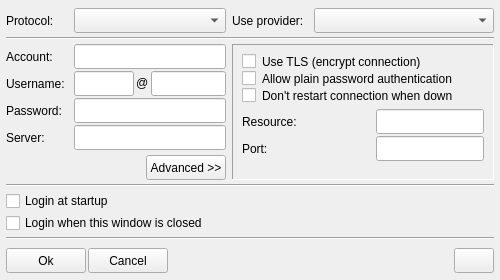
This is share/skins/default/account.ui in itds-consulting/yate as Qt 5 draws it before an edit. The edited form follows.
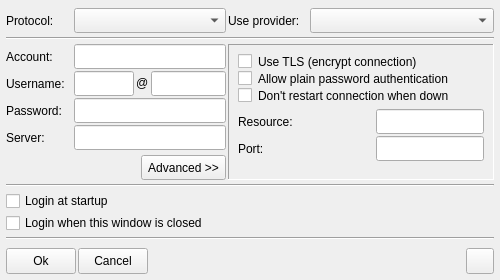
This is the edited form. Icons and pictures are not drawn.

Commit message: Modified the look of buttons and the size of the text displaying on the buttons. Modified layout of the confirm and message windows. Fixes layout issues in the native style on Mac OS X.

The edit to the form file:
```diff
--- a/share/skins/default/account.ui
+++ b/share/skins/default/account.ui
@@ -54,21 +54,6 @@
    </property>
    <item>
     <layout class="QHBoxLayout" >
-     <property name="spacing" >
-      <number>6</number>
-     </property>
-     <property name="leftMargin" >
-      <number>0</number>
-     </property>
-     <property name="topMargin" >
-      <number>0</number>
-     </property>
-     <property name="rightMargin" >
-      <number>0</number>
-     </property>
-     <property name="bottomMargin" >
-      <number>0</number>
-     </property>
      <item>
       <widget class="QFrame" name="frame_protocol" >
        <property name="sizePolicy" >
@@ -185,18 +170,6 @@
        <property name="spacing" >
         <number>2</number>
        </property>
-       <property name="leftMargin" >
-        <number>0</number>
-       </property>
-       <property name="topMargin" >
-        <number>0</number>
-       </property>
-       <property name="rightMargin" >
-        <number>0</number>
-       </property>
-       <property name="bottomMargin" >
-        <number>0</number>
-       </property>
        <item>
         <widget class="QLabel" name="label" >
          <property name="sizePolicy" >
@@ -250,21 +223,6 @@
    </item>
    <item>
     <layout class="QVBoxLayout" >
-     <property name="spacing" >
-      <number>6</number>
-     </property>
-     <property name="leftMargin" >
-      <number>0</number>
-     </property>
-     <property name="topMargin" >
-      <number>0</number>
-     </property>
-     <property name="rightMargin" >
-      <number>0</number>
-     </property>
-     <property name="bottomMargin" >
-      <number>0</number>
-     </property>
      <item>
       <widget class="Line" name="line_3" >
        <property name="orientation" >
@@ -276,21 +234,6 @@
    </item>
    <item>
     <layout class="QHBoxLayout" >
-     <property name="spacing" >
-      <number>6</number>
-     </property>
-     <property name="leftMargin" >
-      <number>0</number>
-     </property>
-     <property name="topMargin" >
-      <number>0</number>
-     </property>
-     <property name="rightMargin" >
-      <number>0</number>
-     </property>
-     <property name="bottomMargin" >
-      <number>0</number>
-     </property>
      <item>
       <widget class="QFrame" name="frame_account" >
        <property name="sizePolicy" >
@@ -338,18 +281,6 @@
           <property name="spacing" >
            <number>2</number>
           </property>
-          <property name="leftMargin" >
-           <number>0</number>
-          </property>
-          <property name="topMargin" >
-           <number>0</number>
-          </property>
-          <property name="rightMargin" >
-           <number>0</number>
-          </property>
-          <property name="bottomMargin" >
-           <number>0</number>
-          </property>
           <item>
            <widget class="QLabel" name="label_3" >
             <property name="sizePolicy" >
@@ -407,18 +338,6 @@
           <property name="spacing" >
            <number>2</number>
           </property>
-          <property name="leftMargin" >
-           <number>0</number>
-          </property>
-          <property name="topMargin" >
-           <number>0</number>
-          </property>
-          <property name="rightMargin" >
-           <number>0</number>
-          </property>
-          <property name="bottomMargin" >
-           <number>0</number>
-          </property>
           <item>
            <widget class="QLabel" name="label_5" >
             <property name="sizePolicy" >
@@ -508,18 +427,6 @@
           <property name="spacing" >
            <number>2</number>
           </property>
-          <property name="leftMargin" >
-           <number>0</number>
-          </property>
-          <property name="topMargin" >
-           <number>0</number>
-          </property>
-          <property name="rightMargin" >
-           <number>0</number>
-          </property>
-          <property name="bottomMargin" >
-           <number>0</number>
-          </property>
           <item>
            <widget class="QLabel" name="label_7" >
             <property name="sizePolicy" >
@@ -577,18 +484,6 @@
           <property name="spacing" >
            <number>2</number>
           </property>
-          <property name="leftMargin" >
-           <number>0</number>
-          </property>
-          <property name="topMargin" >
-           <number>0</number>
-          </property>
-          <property name="rightMargin" >
-           <number>0</number>
-          </property>
-          <property name="bottomMargin" >
-           <number>0</number>
-          </property>
           <item>
            <widget class="QLabel" name="label_4" >
             <property name="sizePolicy" >
@@ -656,18 +551,6 @@
           <property name="spacing" >
            <number>2</number>
           </property>
-          <property name="leftMargin" >
-           <number>0</number>
-          </property>
-          <property name="topMargin" >
-           <number>0</number>
-          </property>
-          <property name="rightMargin" >
-           <number>0</number>
-          </property>
-          <property name="bottomMargin" >
-           <number>0</number>
-          </property>
           <item>
            <spacer>
             <property name="orientation" >
@@ -682,7 +565,7 @@
            </spacer>
           </item>
           <item>
-           <widget class="QPushButton" name="acc_showadvanced" >
+           <widget class="QToolButton" name="acc_showadvanced" >
             <property name="minimumSize" >
              <size>
               <width>80</width>
@@ -698,6 +581,9 @@
             <property name="autoExclusive" >
              <bool>true</bool>
             </property>
+            <property name="toolButtonStyle" >
+             <enum>Qt::ToolButtonTextOnly</enum>
+            </property>
            </widget>
           </item>
          </layout>
@@ -777,21 +663,6 @@
        </widget>
        <widget class="QWidget" name="acc_proto_spec_jabber" >
         <layout class="QVBoxLayout" >
-         <property name="spacing" >
-          <number>6</number>
-         </property>
-         <property name="leftMargin" >
-          <number>9</number>
-         </property>
-         <property name="topMargin" >
-          <number>9</number>
-         </property>
-         <property name="rightMargin" >
-          <number>9</number>
-         </property>
-         <property name="bottomMargin" >
-          <number>9</number>
-         </property>
          <item>
           <widget class="QGroupBox" name="acc_proto_jabber_opt" >
            <property name="minimumSize" >
@@ -851,35 +722,8 @@
            <property name="spacing" >
             <number>2</number>
            </property>
-           <property name="leftMargin" >
-            <number>0</number>
-           </property>
-           <property name="topMargin" >
-            <number>0</number>
-           </property>
-           <property name="rightMargin" >
-            <number>0</number>
-           </property>
-           <property name="bottomMargin" >
-            <number>0</number>
-           </property>
            <item>
             <layout class="QHBoxLayout" >
-             <property name="spacing" >
-              <number>6</number>
-             </property>
-             <property name="leftMargin" >
-              <number>0</number>
-             </property>
-             <property name="topMargin" >
-              <number>0</number>
-             </property>
-             <property name="rightMargin" >
-              <number>0</number>
-             </property>
-             <property name="bottomMargin" >
-              <number>0</number>
-             </property>
              <item>
               <widget class="QLabel" name="label_12" >
                <property name="text" >
@@ -922,21 +766,6 @@
            </item>
            <item>
             <layout class="QHBoxLayout" >
-             <property name="spacing" >
-              <number>6</number>
-             </property>
-             <property name="leftMargin" >
-              <number>0</number>
-             </property>
-             <property name="topMargin" >
-              <number>0</number>
-             </property>
-             <property name="rightMargin" >
-              <number>0</number>
-             </property>
-             <property name="bottomMargin" >
-              <number>0</number>
-             </property>
              <item>
               <widget class="QLabel" name="label_11" >
                <property name="text" >
@@ -1112,21 +941,6 @@
    </item>
    <item>
     <layout class="QVBoxLayout" >
-     <property name="spacing" >
-      <number>6</number>
-     </property>
-     <property name="leftMargin" >
-      <number>0</number>
-     </property>
-     <property name="topMargin" >
-      <number>0</number>
-     </property>
-     <property name="rightMargin" >
-      <number>0</number>
-     </property>
-     <property name="bottomMargin" >
-      <number>0</number>
-     </property>
      <item>
       <widget class="Line" name="line" >
        <property name="orientation" >
@@ -1141,18 +955,6 @@
      <property name="spacing" >
       <number>2</number>
      </property>
-     <property name="leftMargin" >
-      <number>0</number>
-     </property>
-     <property name="topMargin" >
-      <number>0</number>
-     </property>
-     <property name="rightMargin" >
-      <number>0</number>
-     </property>
-     <property name="bottomMargin" >
-      <number>0</number>
-     </property>
      <item>
       <widget class="QCheckBox" name="acc_enabled" >
        <property name="text" >
@@ -1171,21 +973,6 @@
    </item>
    <item>
     <layout class="QVBoxLayout" >
-     <property name="spacing" >
-      <number>6</number>
-     </property>
-     <property name="leftMargin" >
-      <number>0</number>
-     </property>
-     <property name="topMargin" >
-      <number>0</number>
-     </property>
-     <property name="rightMargin" >
-      <number>0</number>
-     </property>
-     <property name="bottomMargin" >
-      <number>0</number>
-     </property>
      <item>
       <widget class="Line" name="line_4" >
        <property name="orientation" >
@@ -1213,17 +1000,17 @@
       <number>0</number>
      </property>
      <item>
-      <widget class="QPushButton" name="acc_accept" >
+      <widget class="QToolButton" name="acc_accept" >
        <property name="minimumSize" >
         <size>
-         <width>0</width>
-         <height>25</height>
+         <width>70</width>
+         <height>26</height>
         </size>
        </property>
        <property name="maximumSize" >
         <size>
          <width>16777215</width>
-         <height>25</height>
+         <height>26</height>
         </size>
        </property>
        <property name="text" >
@@ -1232,20 +1019,23 @@
        <property name="icon" >
         <iconset>ok.png</iconset>
        </property>
+       <property name="toolButtonStyle" >
+        <enum>Qt::ToolButtonTextBesideIcon</enum>
+       </property>
       </widget>
      </item>
      <item>
-      <widget class="QPushButton" name="button_hide" >
+      <widget class="QToolButton" name="button_hide" >
        <property name="minimumSize" >
         <size>
-         <width>0</width>
-         <height>25</height>
+         <width>70</width>
+         <height>26</height>
         </size>
        </property>
        <property name="maximumSize" >
         <size>
          <width>16777215</width>
-         <height>25</height>
+         <height>26</height>
         </size>
        </property>
        <property name="text" >
@@ -1260,6 +1050,9 @@
          <height>20</height>
         </size>
        </property>
+       <property name="toolButtonStyle" >
+        <enum>Qt::ToolButtonTextBesideIcon</enum>
+       </property>
       </widget>
      </item>
      <item>
@@ -1277,21 +1070,6 @@
      </item>
      <item>
       <layout class="QVBoxLayout" >
-       <property name="spacing" >
-        <number>6</number>
-       </property>
-       <property name="leftMargin" >
-        <number>0</number>
-       </property>
-       <property name="topMargin" >
-        <number>0</number>
-       </property>
-       <property name="rightMargin" >
-        <number>0</number>
-       </property>
-       <property name="bottomMargin" >
-        <number>0</number>
-       </property>
        <item>
         <widget class="Line" name="line_2" >
          <property name="orientation" >
@@ -1302,28 +1080,37 @@
       </layout>
      </item>
      <item>
-      <widget class="QPushButton" name="toggle_show_help" >
+      <widget class="QToolButton" name="toggle_show_help" >
        <property name="enabled" >
         <bool>true</bool>
        </property>
        <property name="minimumSize" >
         <size>
          <width>0</width>
-         <height>25</height>
+         <height>26</height>
         </size>
        </property>
        <property name="maximumSize" >
         <size>
          <width>16777215</width>
-         <height>25</height>
+         <height>26</height>
         </size>
        </property>
        <property name="toolTip" >
         <string>Help on this window</string>
        </property>
+       <property name="text" >
+        <string/>
+       </property>
        <property name="icon" >
         <iconset>quest.png</iconset>
        </property>
+       <property name="iconSize" >
+        <size>
+         <width>20</width>
+         <height>20</height>
+        </size>
+       </property>
        <property name="checkable" >
         <bool>true</bool>
        </property>
```
Left out of the diff: 57 changed lines with no effect on the pictures. The commit also changes 6 other files.
